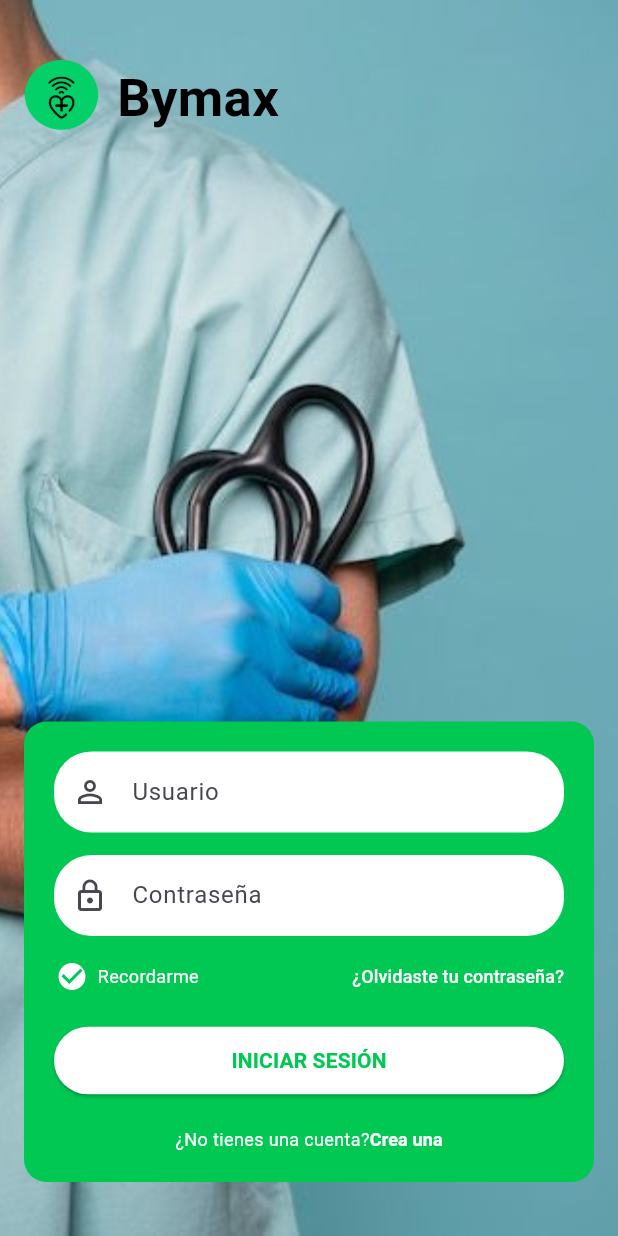
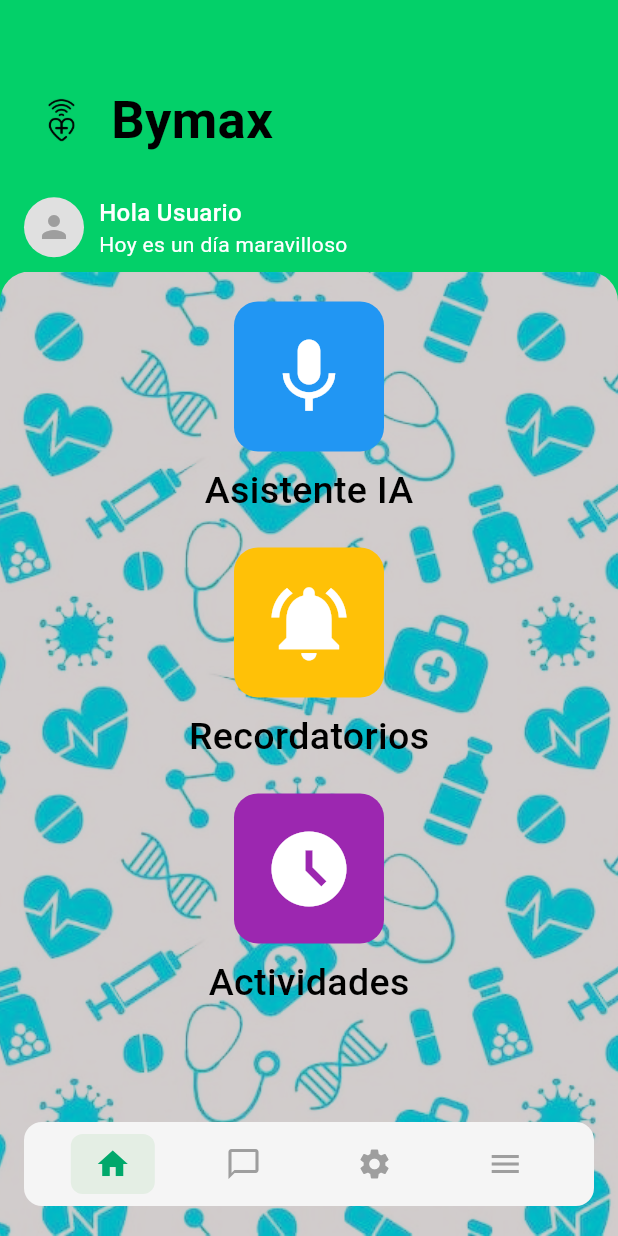
Before and after one commit to jhonmario-19/Bymax, a Flutter app: the screen it shows after launch, after a tap on "INICIAR SESIÓN", on a phone screen of 412 x 824 dp. Run offline on Flutter 3.47's test engine with Material 3 defaults, Android fonts, the phone set to English and light mode, and no system bars; our stand-ins replace firebase_core; accounts and stored records are empty.

Commit message:
widget de pagina de inicio y recordatorios agregado

```diff
--- /dev/null
+++ b/lib/pages/homePage.dart
@@ -0,0 +1,232 @@
+import 'package:bymax/pages/recordatoryPage.dart';
+import 'package:flutter/material.dart';
+
+class homePage extends StatelessWidget {
+  const homePage({super.key});
+
+  @override
+  Widget build(BuildContext context) {
+    return Scaffold(
+      body: Container(
+        width: double.infinity,
+        color: const Color(0xFF03d069),
+        child: Column(
+          children: [
+            // Barra de estado personalizada + Encabezado verde
+            Container(
+              padding: const EdgeInsets.only(top: 30, left: 16, right: 16, bottom: 8),
+              color: const Color(0xFF03d069),
+              child: Column(
+                crossAxisAlignment: CrossAxisAlignment.start,
+
+                children: [
+                  const SizedBox(height: 25),
+                  // Logo Bymax
+                  Row(
+                    children: [
+                      Container(
+                      width: 50,
+                      height: 50,
+                      decoration: BoxDecoration(
+                        image: DecorationImage(
+                          // Corregir la ruta de la imagen - quitar la barra inicial
+                          image: AssetImage('lib/pages/images/logo.png'),
+                          fit: BoxFit.cover,
+                        ),
+                      )
+                    ),
+                      const SizedBox(width: 8),
+                      const Text(
+                        'Bymax',
+                        style: TextStyle(
+                          color: Colors.black,
+                          fontSize: 35,
+                          fontWeight: FontWeight.bold,
+                        ),
+                      ),
+                      const Spacer(),
+
+                    ],
+                  ),
+
+                  // Saludo con texto blanco subrayado
+                  const SizedBox(height: 25),
+                  Row(
+                    children: [
+                      CircleAvatar(
+                        radius: 20,
+                        backgroundColor: Colors.grey[300],
+                        child: const Icon(Icons.person, color: Colors.grey),
+                      ),
+                      const SizedBox(width: 10), // Espacio entre avatar y texto
+                      Column(
+                        crossAxisAlignment: CrossAxisAlignment.start, // Alinea los textos a la izquierda
+                        children: [
+                          const Text(
+                            'Hola Usuario',
+                            style: TextStyle(
+                              color: Colors.white,
+                              fontSize: 16,
+                              fontWeight: FontWeight.w500,
+                            ),
+                          ),
+                          const Text(
+                            'Hoy es un día maravilloso',
+                            style: TextStyle(
+                              color: Colors.white,
+                              fontSize: 14,
+                            ),
+                          ),
+                        ],
+                      ),
+                    ],
+                  ),
+                ],
+              ),
+            ),
+
+            // Menú de opciones con fondo blanco
+            Expanded(
+              child: Container(
+                decoration: BoxDecoration(
+                  borderRadius: const BorderRadius.vertical(
+                  top: Radius.circular(20),
+                  bottom: Radius.zero, // Sin bordes redondeados abajo
+                ),// Bordes redondeados
+                  image: const DecorationImage(
+                    image: AssetImage('lib/pages/images/patron_homePage.jpg'),
+                    fit: BoxFit.cover,
+                    colorFilter: ColorFilter.mode(
+                      Color.fromARGB(211, 200, 193, 193), // Opacidad (ajustable)
+                      BlendMode.darken, // Modo de mezcla
+                    ),
+                  ),
+                ),
+
+                padding: const EdgeInsets.symmetric(horizontal: 16, vertical: 20),
+                child: Column(
+                  children: [
+                    // Asistente IA - botón vertical
+                    _buildMenuItemVertical(
+                      icon: Icons.mic,
+                      label: 'Asistente IA',
+                      color: Colors.blue,
+                      textColor: Colors.black,
+
+                    ),
+                    const SizedBox(height: 20),
+
+                    // Recordatorios - botón vertical
+                    _buildMenuItemVertical(
+                      icon: Icons.notifications_active,
+                      label: 'Recordatorios',
+                      color: Colors.amber,
+                      textColor: Colors.black,
+                      onTap: () {
+                        Navigator.push(
+                          context,
+                          MaterialPageRoute(builder: (context) => RecordatoryPage()),
+                        );
+                      },
+                    ),
+
+                    const SizedBox(height: 20),
+
+                    // Actividades - botón vertical
+                    _buildMenuItemVertical(
+                      icon: Icons.access_time_filled,
+                      label: 'Actividades',
+                      color: Colors.purple,
+                      textColor: Colors.black,
+
+
+                    ),
+
+                    // Espacio para el resto del contenido
+                    Expanded(child: Container()),
+
+                    //Barra de navegación inferior simplificada
+                    Container(
+                      padding: const EdgeInsets.symmetric(vertical: 8),
+                      decoration: BoxDecoration(
+                        color: Colors.grey[100],
+                        borderRadius: BorderRadius.circular(12),
+                      ),
+                      child: Row(
+                        mainAxisAlignment: MainAxisAlignment.spaceEvenly,
+                        children: [
+                          _buildNavBarItem(Icons.home, isSelected: true),
+                          _buildNavBarItem(Icons.chat_bubble_outline),
+                          _buildNavBarItem(Icons.settings),
+                          _buildNavBarItem(Icons.menu),
+                        ],
+                      ),
+                    ),
+                  ],
+                ),
+              ),
+            ),
+          ],
+        ),
+      ),
+    );
+  }
+
+  // Nuevo método para crear botones verticales con texto debajo
+  Widget _buildMenuItemVertical({
+  required IconData icon,
+  required String label,
+  required Color color,
+  required Color textColor,
+  VoidCallback? onTap, // ← nuevo parámetro
+}) {
+  return GestureDetector(
+    onTap: onTap, // ← ejecuta la función al tocar
+    child: Center(
+      child: Column(
+        mainAxisSize: MainAxisSize.min,
+        children: [
+          Container(
+            width: 100,
+            height: 100,
+            decoration: BoxDecoration(
+              color: color,
+              borderRadius: BorderRadius.circular(16),
+            ),
+            child: Icon(
+              icon,
+              color: Colors.white,
+              size: 60,
+            ),
+          ),
+          const SizedBox(height: 8),
+          Text(
+            label,
+            style: TextStyle(
+              fontSize: 25,
+              fontWeight: FontWeight.w500,
+              color: textColor,
+            ),
+          ),
+        ],
+      ),
+    ),
+  );
+}
+
+
+  Widget _buildNavBarItem(IconData icon, {bool isSelected = false}) {
+    return Container(
+      padding: const EdgeInsets.symmetric(horizontal: 16, vertical: 8),
+      decoration: BoxDecoration(
+        color: isSelected ? Colors.green.withOpacity(0.1) : Colors.transparent,
+        borderRadius: BorderRadius.circular(8),
+      ),
+      child: Icon(
+        icon,
+        color: isSelected ? const Color(0xFF00A86B) : Colors.grey,
+        size: 24,
+      ),
+    );
+  }
+}
--- a/lib/pages/loginPage.dart
+++ b/lib/pages/loginPage.dart
@@ -1,3 +1,4 @@
+import 'package:bymax/pages/homePage.dart';
 import 'package:flutter/material.dart';
 import 'package:bymax/pages/registerPage.dart';
 
@@ -71,7 +72,7 @@ class _LoginPageState extends State<LoginPage> {
                 margin: const EdgeInsets.all(16.0),
                 padding: const EdgeInsets.all(20.0),
                 decoration: BoxDecoration(
-                  color: Color(0xFF00C853), // Verde más brillante como en la imagen
+                  color: Color(0xFF03d069), // Verde más brillante como en la imagen
                   borderRadius: BorderRadius.circular(15),
                 ),
                 child: Column(
@@ -160,7 +161,12 @@ class _LoginPageState extends State<LoginPage> {
 
                     // Botón de iniciar sesión
                     ElevatedButton(
-                      onPressed: () {},
+                      onPressed: () {
+                        Navigator.push(
+                          context,
+                          MaterialPageRoute(builder: (context) => homePage()),
+                        );
+                      },
                       style: ElevatedButton.styleFrom(
                         backgroundColor: Colors.white,
                         foregroundColor: Color(0xFF00C853),
--- a/pubspec.yaml
+++ b/pubspec.yaml
@@ -38,6 +38,9 @@ dependencies:
   firebase_auth: ^5.5.2
   http: ^1.3.0
   get: ^4.7.2
+  cloud_firestore: ^5.6.6
+  shared_preferences: ^2.2.2  # Para "recordarme"
+  fluttertoast: ^8.2.4  # Para mostrar mensajes
 
 dev_dependencies:
   flutter_test:
@@ -65,6 +68,7 @@ flutter:
   assets:
     - lib/pages/images/backGround.jpg
     - lib/pages/images/logo.png
+    - lib/pages/images/patron_homePage.jpg
 
   # An image asset can refer to one or more resolution-specific "variants", see
   # https://flutter.dev/to/resolution-aware-images
```
Also changed, not shown: lib/pages/recordatoryPage.dart (added, +247 -0 lines), lib/pages/registerPage.dart (+7 -7 lines), lib/pages/images/patron_homePage.jpg (added), pubspec.lock, 6 other files.
